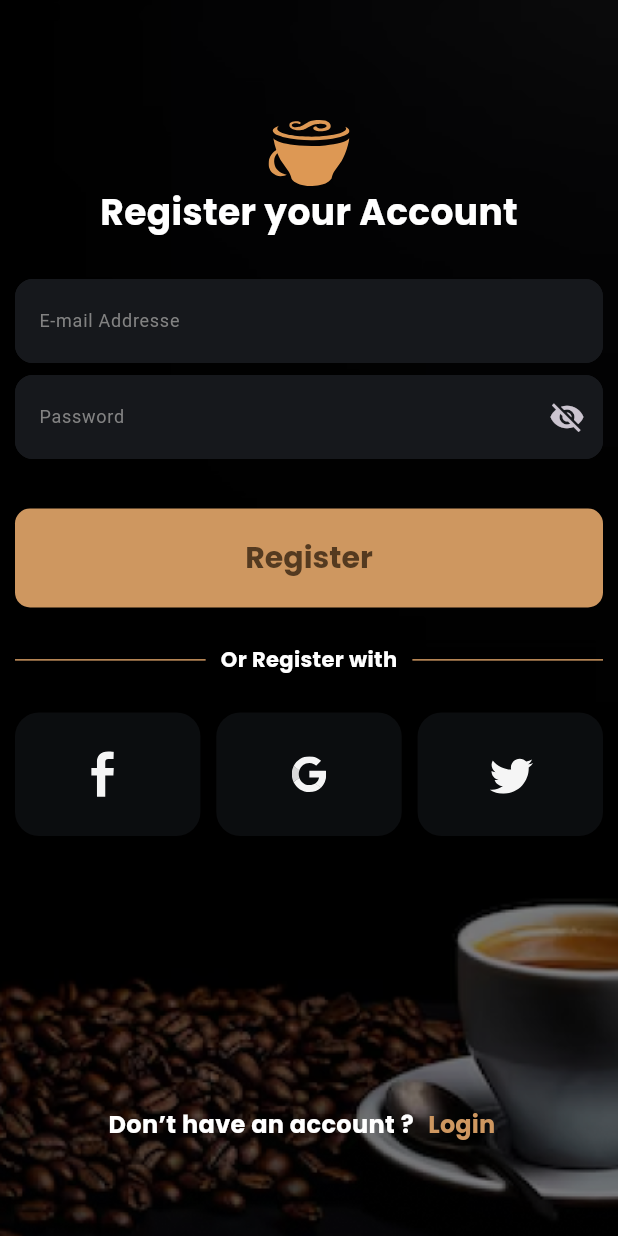
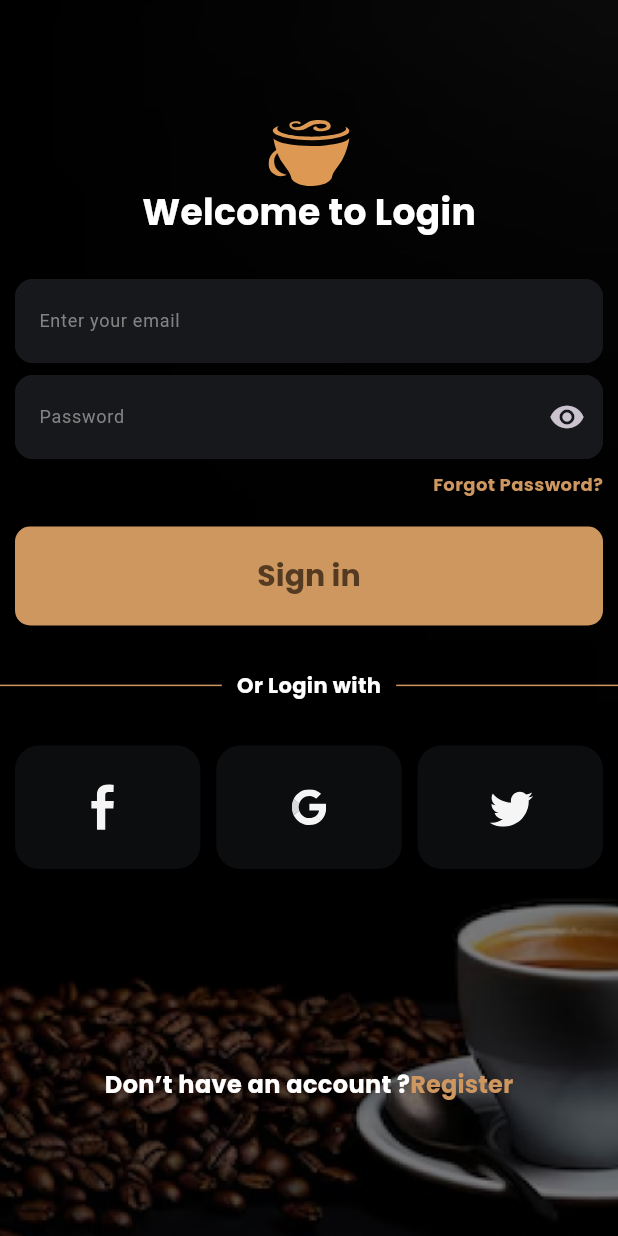
Before and after one commit to HamzaLahmedi/coffe_shop_flutter, a Flutter app: the screen it shows after launch, on a phone screen of 412 x 824 dp. Run offline on Flutter 3.47's test engine with Material 3 defaults, Android fonts, the phone set to English and light mode, and no system bars; our stand-ins replace device_preview, email_validator, firebase_auth, firebase_core, flutter_slidable, flutter_svg and 2 more; accounts and stored records are empty.

Commit message:
Refactor code for improved navigation and user authentication
- Updated navigation routes and added authentication functionality for signing in and out. Refactored code for better user experience and flow.

```diff
--- a/coffe_shop/lib/main.dart
+++ b/coffe_shop/lib/main.dart
@@ -1,15 +1,11 @@
+import 'package:coffe_shop/core/utils/snackbar.dart';
 import 'package:coffe_shop/firebase_options.dart';
 import 'package:coffe_shop/provider/liked_items.dart';
 import 'package:coffe_shop/provider/shopping_cart.dart';
-import 'package:coffe_shop/views/auth/views/resgister_view.dart';
 import 'package:coffe_shop/views/auth/views/sign_in_view.dart';
 import 'package:coffe_shop/views/home/views/home_view.dart';
-import 'package:coffe_shop/views/home/views/liked_view.dart';
-import 'package:coffe_shop/views/home/views/profile_view.dart';
-import 'package:coffe_shop/views/home/views/shop_view.dart';
-import 'package:coffe_shop/views/onBoarding_view/views/onBoarding_view.dart';
-import 'package:coffe_shop/views/splash_view/splash_view.dart';
 import 'package:device_preview/device_preview.dart';
+import 'package:firebase_auth/firebase_auth.dart';
 import 'package:firebase_core/firebase_core.dart';
 import 'package:flutter/material.dart';
 import 'package:provider/provider.dart';
@@ -48,7 +44,24 @@ class MyApp extends StatelessWidget {
               brightness: Brightness.dark, seedColor: Colors.deepPurple),
           useMaterial3: true,
         ),
-        routes: {
+        home: StreamBuilder(
+          stream: FirebaseAuth.instance.authStateChanges(),
+          builder: (context, snapshot) {
+            if (snapshot.connectionState == ConnectionState.waiting) {
+              return const Center(
+                  child: CircularProgressIndicator(
+                color: Colors.white,
+              ));
+            } else if (snapshot.hasError) {
+              return showSnackBar(context, "Something went wrong");
+            } else if (snapshot.hasData) {
+              return HomeView();
+            } else {
+              return const SignInView();
+            }
+          },
+        ),
+        /*routes: {
           '/': (context) => const SplashView(),
           '/onBoarding': (context) => const OnBoardingView(),
           '/register': (context) => const RegisterView(),
@@ -58,7 +71,7 @@ class MyApp extends StatelessWidget {
           '/profile': (context) => const ProfileView(),
           '/shop': (context) => const ShopView(),
         },
-        initialRoute: '/register',
+        initialRoute: '/home',*/
       ),
     );
   }
--- a/coffe_shop/lib/views/auth/controllers/register.dart
+++ b/coffe_shop/lib/views/auth/controllers/register.dart
@@ -1,5 +1,6 @@
 import 'package:coffe_shop/core/utils/colors.dart';
 import 'package:coffe_shop/core/utils/snackbar.dart';
+import 'package:coffe_shop/views/auth/views/sign_in_view.dart';
 import 'package:firebase_auth/firebase_auth.dart';
 import 'package:flutter/material.dart';
 
@@ -12,7 +13,8 @@ class RegisterController {
         email: email,
         password: password,
       );
-      Navigator.pushNamed(context, '/home');
+      Navigator.push(
+          context, MaterialPageRoute(builder: (context) => const SignInView()));
       print(credential);
     } on FirebaseAuthException catch (e) {
       if (e.code == 'weak-password') {
--- /dev/null
+++ b/coffe_shop/lib/views/auth/controllers/signin.dart
@@ -0,0 +1,33 @@
+import 'package:coffe_shop/core/utils/snackbar.dart';
+import 'package:firebase_auth/firebase_auth.dart';
+import 'package:flutter/material.dart';
+
+class SignInController {
+  Future<void> userLogin(
+      String email, String password, BuildContext context) async {
+    try {
+      final credential = await FirebaseAuth.instance
+          .signInWithEmailAndPassword(email: email, password: password);
+
+      if (credential.user != null) {
+        print('Logged in');
+        showSnackBar(context, 'Done');
+      } else {
+        print('Sign-in failed: User credentials are null');
+        showSnackBar(context, 'Sign-in failed');
+      }
+    } on FirebaseAuthException catch (e) {
+      print('FirebaseAuthException: ${e.code}');
+      if (e.code == 'user-not-found') {
+        showSnackBar(context, 'No user found for that email');
+      } else if (e.code == 'wrong-password') {
+        showSnackBar(context, 'Wrong password provided for that user.');
+      } else {
+        showSnackBar(context, 'An error occurred');
+      }
+    } catch (e) {
+      print('Error: $e');
+      showSnackBar(context, 'An unexpected error occurred');
+    }
+  }
+}
--- a/coffe_shop/lib/views/auth/views/sign_in_view.dart
+++ b/coffe_shop/lib/views/auth/views/sign_in_view.dart
@@ -8,10 +8,10 @@ class SignInView extends StatelessWidget {
 
   @override
   Widget build(BuildContext context) {
-    return const Scaffold(
+    return Scaffold(
       backgroundColor: Colors.transparent, // Make background transparent
       body: DecoratedBox(
-        decoration: BoxDecoration(
+        decoration: const BoxDecoration(
           image: DecorationImage(
             image: AssetImage(
               'assets/images/Login_signup_bgg.png',
--- a/coffe_shop/lib/views/auth/views/widgets/signIn_body.dart
+++ b/coffe_shop/lib/views/auth/views/widgets/signIn_body.dart
@@ -1,4 +1,6 @@
 import 'package:coffe_shop/core/widgets/custom_button.dart';
+import 'package:coffe_shop/views/auth/controllers/signin.dart';
+import 'package:coffe_shop/views/auth/views/resgister_view.dart';
 import 'package:coffe_shop/views/auth/views/widgets/bottom_text.dart';
 import 'package:coffe_shop/views/auth/views/widgets/custom_social_icons.dart';
 import 'package:coffe_shop/views/auth/views/widgets/divider_section.dart';
@@ -6,14 +8,18 @@ import 'package:coffe_shop/views/auth/views/widgets/signIn_header.dart';
 import 'package:coffe_shop/views/auth/views/widgets/text_fields_section.dart';
 import 'package:flutter/cupertino.dart';
 import 'package:flutter/material.dart';
+import 'package:flutter/widgets.dart';
 
 class SignInBody extends StatelessWidget {
-  const SignInBody({super.key});
-
+  SignInBody({super.key});
+  TextEditingController emailController = TextEditingController();
+  TextEditingController passwordController = TextEditingController();
+  final formKey = GlobalKey<FormState>();
+  final SignInController signInController = SignInController();
   @override
   Widget build(BuildContext context) {
-    return SizedBox(
-      height: MediaQuery.sizeOf(context).height,
+    return Expanded(
+      child: SingleChildScrollView(
         child: Column(
           children: [
             const SizedBox(
@@ -25,7 +31,13 @@ class SignInBody extends StatelessWidget {
             const SizedBox(
               height: 20,
             ),
-          const TexFieldsSection(),
+            Form(
+              key: formKey,
+              child: TexFieldsSection(
+                emailController: emailController,
+                passwordController: passwordController,
+              ),
+            ),
             const SizedBox(
               height: 20,
             ),
@@ -35,7 +47,12 @@ class SignInBody extends StatelessWidget {
                 title: 'Sign in',
                 height: MediaQuery.sizeOf(context).height * 0.08,
                 width: MediaQuery.sizeOf(context).width,
-              onPressed: () => Navigator.pushNamed(context, '/home'),
+                onPressed: () {
+                  if (formKey.currentState!.validate()) {
+                    signInController.userLogin(
+                        emailController.text, passwordController.text, context);
+                  }
+                },
               ),
             ),
             const SizedBox(
@@ -51,15 +68,17 @@ class SignInBody extends StatelessWidget {
               padding: EdgeInsets.symmetric(horizontal: 10),
               child: CustomSocialicons(),
             ),
-          const Expanded(
-            child: SizedBox(
-              height: 20,
-            ),
+            const SizedBox(
+              height: 120,
             ),
             BottomText(
               text: 'Register',
               onPressed: () {
-              Navigator.pushNamed(context, '/register');
+                // Navigator.pushNamed(context, '/register');
+                Navigator.push(
+                    context,
+                    MaterialPageRoute(
+                        builder: (context) => const RegisterView()));
               },
             ),
             const SizedBox(
@@ -67,6 +86,7 @@ class SignInBody extends StatelessWidget {
             ),
           ],
         ),
+      ),
     );
   }
 }
--- a/coffe_shop/lib/views/auth/views/widgets/text_fields_section.dart
+++ b/coffe_shop/lib/views/auth/views/widgets/text_fields_section.dart
@@ -3,11 +3,22 @@ import 'package:coffe_shop/core/utils/colors.dart';
 import 'package:coffe_shop/views/auth/views/widgets/text_form_field.dart';
 import 'package:email_validator/email_validator.dart';
 import 'package:flutter/material.dart';
+import 'package:flutter/widgets.dart';
 
-class TexFieldsSection extends StatelessWidget {
+class TexFieldsSection extends StatefulWidget {
   const TexFieldsSection({
     super.key,
+    this.emailController,
+    this.passwordController,
   });
+  final TextEditingController? emailController;
+  final TextEditingController? passwordController;
+  @override
+  State<TexFieldsSection> createState() => _TexFieldsSectionState();
+}
+
+class _TexFieldsSectionState extends State<TexFieldsSection> {
+  bool isVisible = true;
 
   @override
   Widget build(BuildContext context) {
@@ -24,16 +35,29 @@ class TexFieldsSection extends StatelessWidget {
                   ? "Enter a valid email"
                   : null;
             },
+            controller: widget.emailController,
           ),
         ),
         Padding(
           padding: const EdgeInsets.symmetric(horizontal: 10),
           child: CustomTextFormField(
             validator: (value) {
-              return value!.length < 8 ? "Enter at least 6 characters" : null;
+              return value!.length < 6 ? "Enter at least 6 characters" : null;
             },
             text: 'Password',
             keyboardType: TextInputType.text,
+            isObsecure: isVisible,
+            suffixIcon: IconButton(
+              onPressed: () {
+                setState(() {
+                  isVisible = !isVisible;
+                });
+              },
+              icon: isVisible
+                  ? const Icon(Icons.visibility)
+                  : const Icon(Icons.visibility_off),
+            ),
+            controller: widget.passwordController,
           ),
         ),
         const SizedBox(
--- a/coffe_shop/lib/views/home/controller/drawer_list.dart
+++ b/coffe_shop/lib/views/home/controller/drawer_list.dart
@@ -13,5 +13,6 @@ class DrawerList {
         title: 'Profile',
         iconPath: 'assets/images/user.svg',
         route: '/profile'),
+
   ];
 }
--- a/coffe_shop/lib/views/home/controller/profile_list.dart
+++ b/coffe_shop/lib/views/home/controller/profile_list.dart
@@ -23,9 +23,9 @@ class ProfileList {
       title: 'Invite Friend',
       iconPath: Assets.imagesInviteFreindIcon,
     ),
-    ProfileModel(
+    /* ProfileModel(
       title: 'Logout',
       iconPath: Assets.imagesLogoutIcon,
-    ),
+    ),*/
   ];
 }
--- a/coffe_shop/lib/views/home/views/shop_view.dart
+++ b/coffe_shop/lib/views/home/views/shop_view.dart
@@ -36,7 +36,8 @@ class ShopView extends StatelessWidget {
           color: AppColors.kPrimaryColor,
         ),
         onPressed: () {
-          Navigator.pushNamed(context, '/home');
+          //Navigator.pushNamed(context, '/home');
+          Navigator.pop(context);
         },
       ),
       actions: [
--- a/coffe_shop/lib/views/home/views/widgets/custom_profile_list_view.dart
+++ b/coffe_shop/lib/views/home/views/widgets/custom_profile_list_view.dart
@@ -1,5 +1,6 @@
 import 'package:coffe_shop/views/home/controller/profile_list.dart';
 import 'package:coffe_shop/views/home/views/widgets/custom_profile_list_view_item.dart';
+import 'package:firebase_auth/firebase_auth.dart';
 import 'package:flutter/material.dart';
 
 class CustomProfileListView extends StatelessWidget {
```
Also changed, not shown: coffe_shop/lib/core/widgets/custom_shopping_icon.dart (+7 -3 lines), coffe_shop/lib/views/auth/views/widgets/register_body.dart (+6 -1 lines), coffe_shop/lib/views/home/views/widgets/cstom_drawer_list_view.dart (+18 -4 lines), coffe_shop/lib/views/home/views/widgets/custom_drawer.dart (+27 -1 lines), coffe_shop/lib/views/onBoarding_view/views/widgets/onBoarding_header.dart (+6 -1 lines), coffe_shop/lib/views/onBoarding_view/views/widgets/onBoarding_sction_body.dart (+16 -2 lines), coffe_shop/lib/views/splash_view/widgets/splash_view_body.dart (+8 -1 lines). Lines whose indentation alone changed are shown as unchanged.
